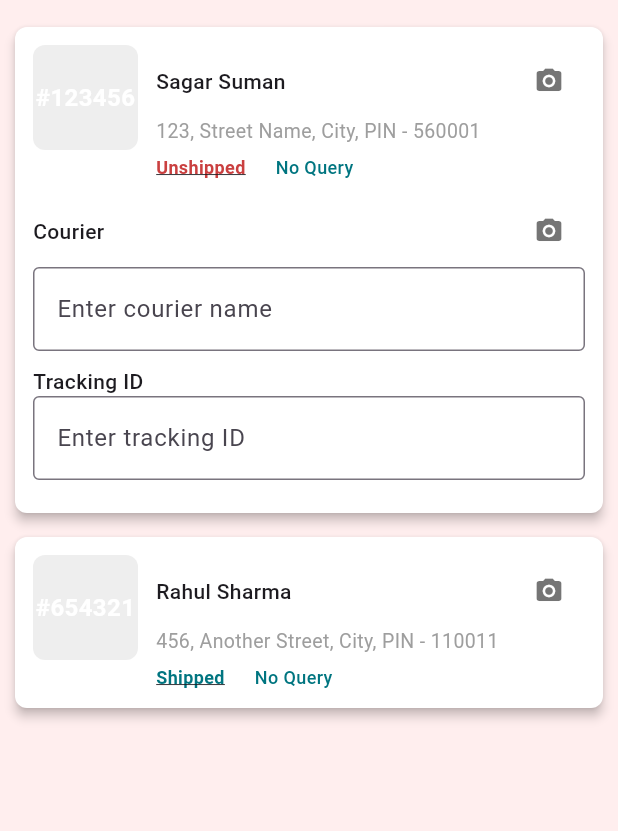
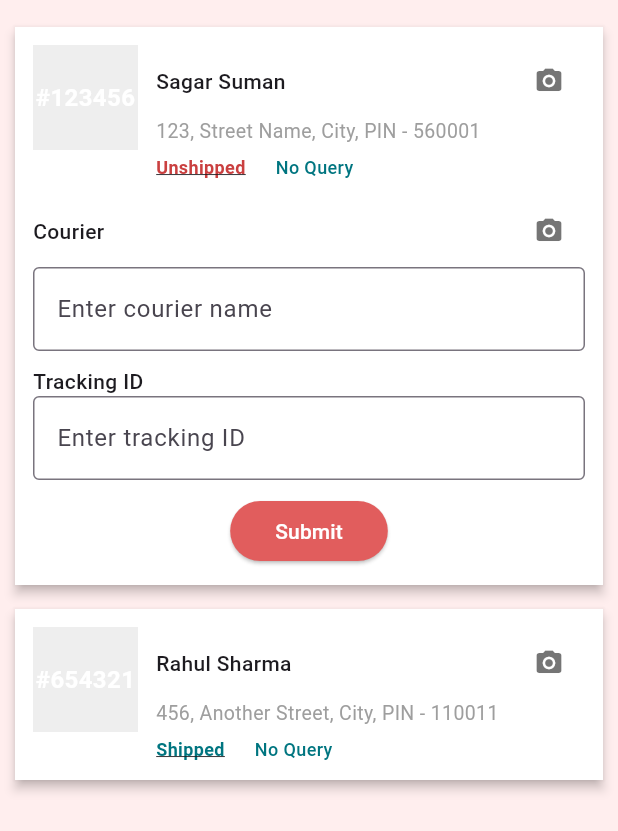
Before and after one commit to sravansatheesh123/flamigo, a Flutter app: the Allorder screen opened directly, after a tap on "Unshipped", on a phone screen of 412 x 824 dp. Shown: the top 831 px of the screen. Run offline on Flutter 3.47's test engine with Material 3 defaults, Android fonts, the light colour scheme and no system bars; our stand-ins replace google_nav_bar, image_picker, line_icons.

Commit message:
chore:create submit button

```diff
--- a/lib/OrderPage/allorder.dart
+++ b/lib/OrderPage/allorder.dart
@@ -31,7 +31,7 @@ class _AllorderState extends State<Allorder> {
               elevation: 3,
               margin: const EdgeInsets.symmetric(vertical: 8),
               shape: RoundedRectangleBorder(
-                borderRadius: BorderRadius.circular(8),
+                borderRadius: BorderRadius.zero,
               ),
               child: Padding(
                 padding: const EdgeInsets.all(12.0),
@@ -47,7 +47,7 @@ class _AllorderState extends State<Allorder> {
                           alignment: Alignment.center,
                           decoration: BoxDecoration(
                             color: Colors.grey[200],
-                            borderRadius: BorderRadius.circular(8),
+                            borderRadius: BorderRadius.zero,
                           ),
                           child: Text(
                             isUnshipped ? "#123456" : "#654321",
@@ -174,6 +174,20 @@ class _AllorderState extends State<Allorder> {
                         ),
                       ),
                       const SizedBox(height: 10),
+                      Center(
+                        child: ElevatedButton(
+                          onPressed: () {
+                            // Handle submit action
+                          },
+                          style: ElevatedButton.styleFrom(
+                            backgroundColor: Color(0xffE15D5D),
+                            foregroundColor: Colors.white,
+                            padding: const EdgeInsets.symmetric(
+                                horizontal: 30, vertical: 10),
+                          ),
+                          child: const Text("Submit"),
+                        ),
+                      ),
                     ],
                   ],
                 ),
```
